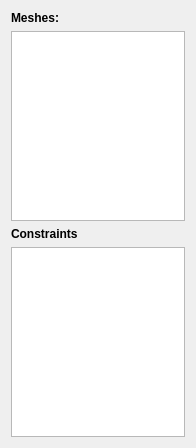
Above: src/Mod/Fem/Gui/TaskAnalysisInfo.ui from southseact-3d/fcd before the change. Below: the same form after it.
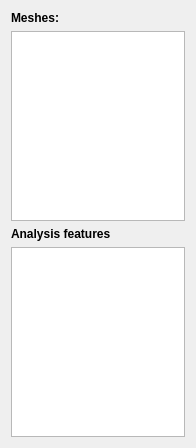
That is the form after the change.

Commit message:
Fem: Removing "constraint" from the names
Removing "constraint" from the names of most FEM workbench features.

https://github.com/FreeCAD/FreeCAD/discussions/10217

Diff of the .ui file:
```diff
--- a/src/Mod/Fem/Gui/TaskAnalysisInfo.ui
+++ b/src/Mod/Fem/Gui/TaskAnalysisInfo.ui
@@ -45,7 +45,7 @@
       </font>
      </property>
      <property name="text">
-      <string>Constraints</string>
+      <string>Analysis features</string>
      </property>
     </widget>
    </item>
```
The commit also changes 25 other files.
